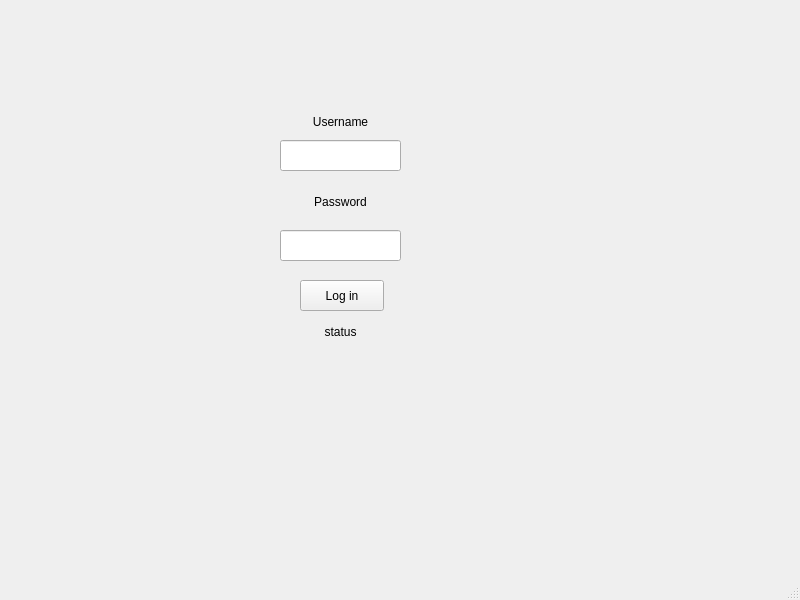
Qt form src/main/logIn.ui (mattarcherr/SDI) before a commit.
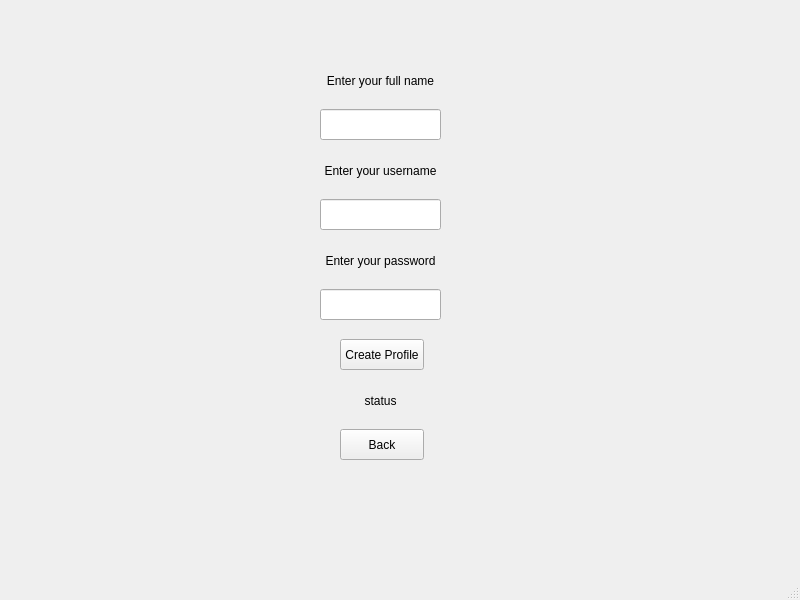
The same form after that commit.

Commit message: create profile page

Diff of the .ui file:
```diff
--- a/src/main/logIn.ui
+++ b/src/main/logIn.ui
@@ -14,86 +14,236 @@
    <string>logIn</string>
   </property>
   <widget class="QWidget" name="centralwidget">
-   <widget class="QLabel" name="usernameLabel">
+   <widget class="QStackedWidget" name="stackedWidget">
     <property name="geometry">
      <rect>
-      <x>290</x>
-      <y>110</y>
-      <width>101</width>
-      <height>23</height>
+      <x>0</x>
+      <y>-1</y>
+      <width>801</width>
+      <height>581</height>
      </rect>
     </property>
-    <property name="text">
-     <string>Username</string>
+    <property name="currentIndex">
+     <number>1</number>
     </property>
-    <property name="alignment">
-     <set>Qt::AlignCenter</set>
-    </property>
-   </widget>
-   <widget class="QLabel" name="passwordLabel">
-    <property name="geometry">
-     <rect>
-      <x>290</x>
-      <y>190</y>
-      <width>101</width>
-      <height>23</height>
-     </rect>
-    </property>
-    <property name="text">
-     <string>Password</string>
-    </property>
-    <property name="alignment">
-     <set>Qt::AlignCenter</set>
-    </property>
-   </widget>
-   <widget class="QLabel" name="statusLabel">
-    <property name="geometry">
-     <rect>
-      <x>200</x>
-      <y>320</y>
-      <width>281</width>
-      <height>23</height>
-     </rect>
-    </property>
-    <property name="text">
-     <string>status</string>
-    </property>
-    <property name="alignment">
-     <set>Qt::AlignCenter</set>
-    </property>
-   </widget>
-   <widget class="QLineEdit" name="usernameInput">
-    <property name="geometry">
-     <rect>
-      <x>280</x>
-      <y>140</y>
-      <width>121</width>
-      <height>31</height>
-     </rect>
-    </property>
-   </widget>
-   <widget class="QLineEdit" name="passwordInput">
-    <property name="geometry">
-     <rect>
-      <x>280</x>
-      <y>230</y>
-      <width>121</width>
-      <height>31</height>
-     </rect>
-    </property>
-   </widget>
-   <widget class="QPushButton" name="logInButton">
-    <property name="geometry">
-     <rect>
-      <x>300</x>
-      <y>280</y>
-      <width>84</width>
-      <height>31</height>
-     </rect>
-    </property>
-    <property name="text">
-     <string>Log in</string>
-    </property>
+    <widget class="QWidget" name="LogIn">
+     <widget class="QLineEdit" name="passwordInput">
+      <property name="geometry">
+       <rect>
+        <x>320</x>
+        <y>240</y>
+        <width>121</width>
+        <height>31</height>
+       </rect>
+      </property>
+     </widget>
+     <widget class="QLabel" name="passwordLabel">
+      <property name="geometry">
+       <rect>
+        <x>330</x>
+        <y>200</y>
+        <width>101</width>
+        <height>23</height>
+       </rect>
+      </property>
+      <property name="text">
+       <string>Password</string>
+      </property>
+      <property name="alignment">
+       <set>Qt::AlignCenter</set>
+      </property>
+     </widget>
+     <widget class="QPushButton" name="logInButton">
+      <property name="geometry">
+       <rect>
+        <x>340</x>
+        <y>290</y>
+        <width>84</width>
+        <height>31</height>
+       </rect>
+      </property>
+      <property name="text">
+       <string>Log in</string>
+      </property>
+     </widget>
+     <widget class="QLineEdit" name="usernameInput">
+      <property name="geometry">
+       <rect>
+        <x>320</x>
+        <y>150</y>
+        <width>121</width>
+        <height>31</height>
+       </rect>
+      </property>
+     </widget>
+     <widget class="QLabel" name="statusLabel">
+      <property name="geometry">
+       <rect>
+        <x>240</x>
+        <y>410</y>
+        <width>281</width>
+        <height>23</height>
+       </rect>
+      </property>
+      <property name="text">
+       <string>status</string>
+      </property>
+      <property name="alignment">
+       <set>Qt::AlignCenter</set>
+      </property>
+     </widget>
+     <widget class="QLabel" name="usernameLabel">
+      <property name="geometry">
+       <rect>
+        <x>330</x>
+        <y>110</y>
+        <width>101</width>
+        <height>23</height>
+       </rect>
+      </property>
+      <property name="text">
+       <string>Username</string>
+      </property>
+      <property name="alignment">
+       <set>Qt::AlignCenter</set>
+      </property>
+     </widget>
+     <widget class="QPushButton" name="profilePageButton">
+      <property name="geometry">
+       <rect>
+        <x>340</x>
+        <y>350</y>
+        <width>84</width>
+        <height>31</height>
+       </rect>
+      </property>
+      <property name="text">
+       <string>Create profile</string>
+      </property>
+     </widget>
+    </widget>
+    <widget class="QWidget" name="CreateProfile">
+     <widget class="QLabel" name="profileStatusLabel">
+      <property name="geometry">
+       <rect>
+        <x>240</x>
+        <y>390</y>
+        <width>281</width>
+        <height>23</height>
+       </rect>
+      </property>
+      <property name="text">
+       <string>status</string>
+      </property>
+      <property name="alignment">
+       <set>Qt::AlignCenter</set>
+      </property>
+     </widget>
+     <widget class="QLabel" name="profileUsernameLabel">
+      <property name="geometry">
+       <rect>
+        <x>310</x>
+        <y>160</y>
+        <width>141</width>
+        <height>23</height>
+       </rect>
+      </property>
+      <property name="text">
+       <string>Enter your username</string>
+      </property>
+      <property name="alignment">
+       <set>Qt::AlignCenter</set>
+      </property>
+     </widget>
+     <widget class="QLineEdit" name="profileUsernameInput">
+      <property name="geometry">
+       <rect>
+        <x>320</x>
+        <y>200</y>
+        <width>121</width>
+        <height>31</height>
+       </rect>
+      </property>
+     </widget>
+     <widget class="QLineEdit" name="profilePasswordInput">
+      <property name="geometry">
+       <rect>
+        <x>320</x>
+        <y>290</y>
+        <width>121</width>
+        <height>31</height>
+       </rect>
+      </property>
+     </widget>
+     <widget class="QPushButton" name="profileCreateButton">
+      <property name="geometry">
+       <rect>
+        <x>340</x>
+        <y>340</y>
+        <width>84</width>
+        <height>31</height>
+       </rect>
+      </property>
+      <property name="text">
+       <string>Create Profile</string>
+      </property>
+     </widget>
+     <widget class="QLabel" name="profilePasswordLabel">
+      <property name="geometry">
+       <rect>
+        <x>310</x>
+        <y>250</y>
+        <width>141</width>
+        <height>23</height>
+       </rect>
+      </property>
+      <property name="text">
+       <string>Enter your password</string>
+      </property>
+      <property name="alignment">
+       <set>Qt::AlignCenter</set>
+      </property>
+     </widget>
+     <widget class="QLabel" name="profileFullnameLabel">
+      <property name="geometry">
+       <rect>
+        <x>300</x>
+        <y>70</y>
+        <width>161</width>
+        <height>23</height>
+       </rect>
+      </property>
+      <property name="text">
+       <string>Enter your full name</string>
+      </property>
+      <property name="alignment">
+       <set>Qt::AlignCenter</set>
+      </property>
+     </widget>
+     <widget class="QLineEdit" name="profileFullnameInput">
+      <property name="geometry">
+       <rect>
+        <x>320</x>
+        <y>110</y>
+        <width>121</width>
+        <height>31</height>
+       </rect>
+      </property>
+     </widget>
+     <widget class="QPushButton" name="profileBackButton">
+      <property name="geometry">
+       <rect>
+        <x>340</x>
+        <y>430</y>
+        <width>84</width>
+        <height>31</height>
+       </rect>
+      </property>
+      <property name="text">
+       <string>Back</string>
+      </property>
+     </widget>
+    </widget>
    </widget>
   </widget>
   <widget class="QMenuBar" name="menubar">
@@ -102,7 +252,7 @@
      <x>0</x>
      <y>0</y>
      <width>800</width>
-     <height>28</height>
+     <height>20</height>
     </rect>
    </property>
   </widget>
```
The commit also changes 5 other files.
